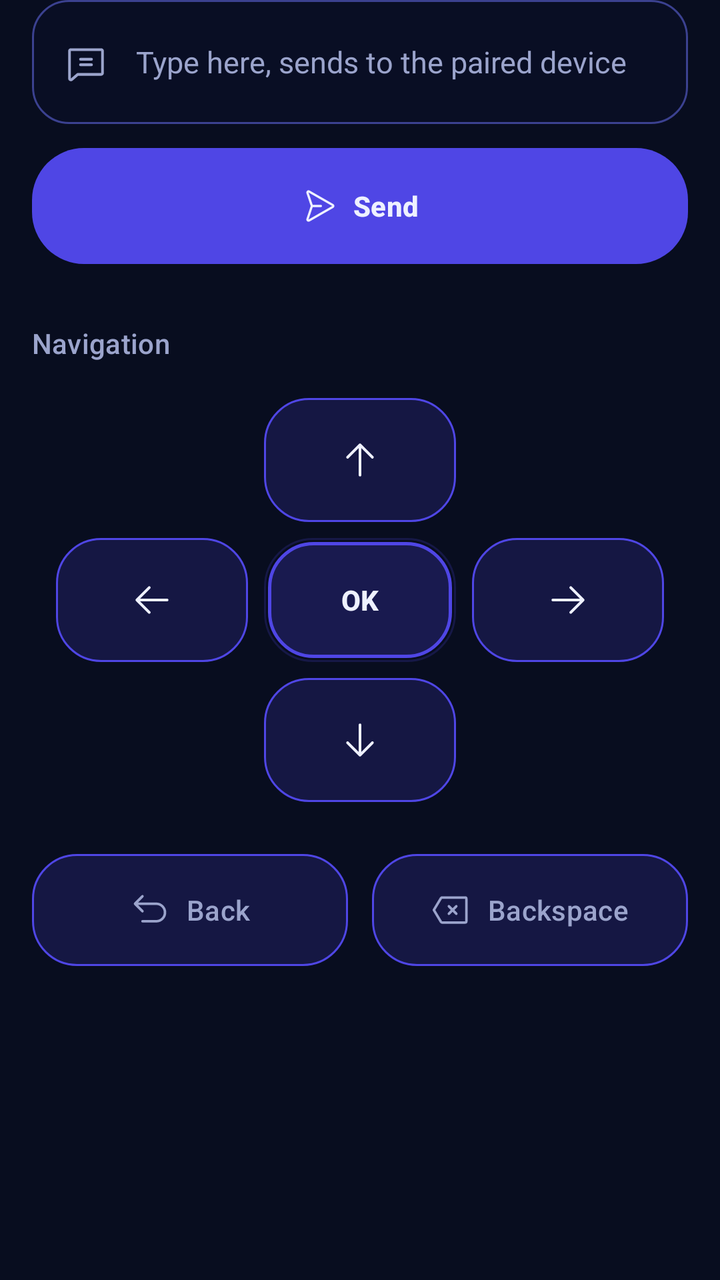
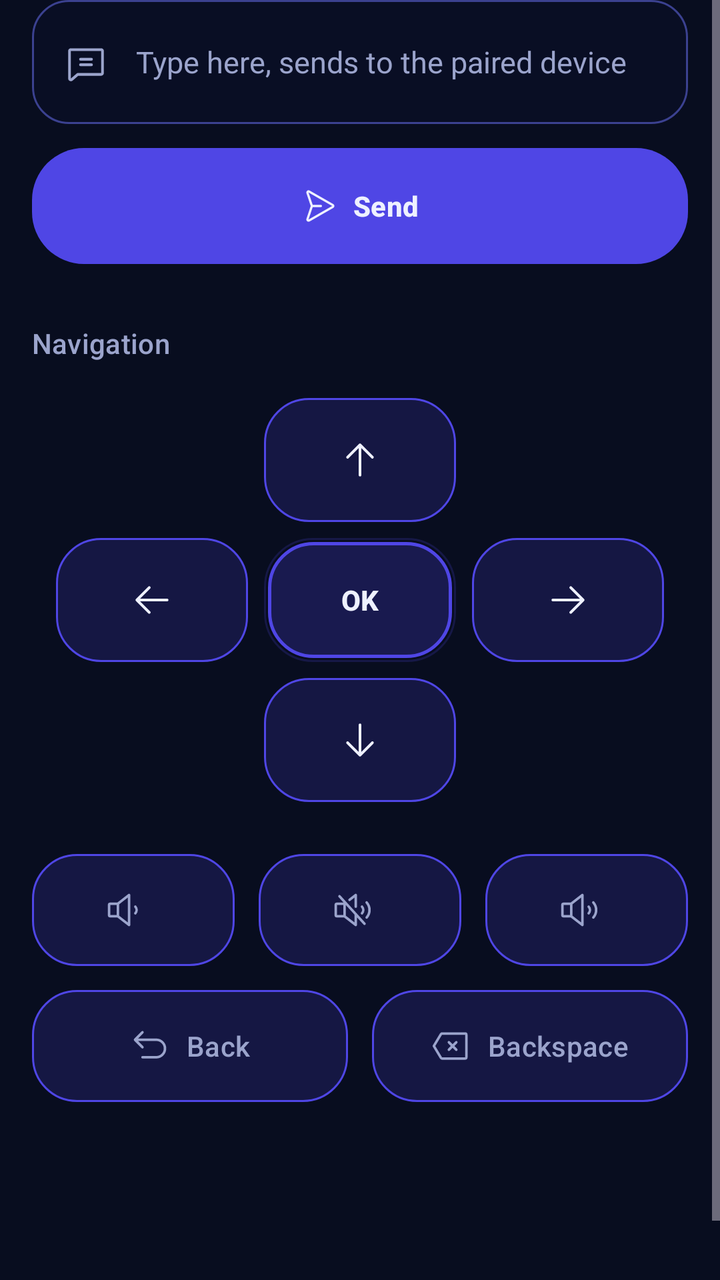

The first picture is an Android layout as it rendered before a commit; the second is the same layout after the commit. The layout source and the unified diff follow.
<!-- AndroidManifest.xml: application theme Theme.BeamPad -->
<!-- res/layout/fragment_keyboard.xml -->
<?xml version="1.0" encoding="utf-8"?>
<ScrollView xmlns:android="http://schemas.android.com/apk/res/android"
    xmlns:app="http://schemas.android.com/apk/res-auto"
    android:layout_width="match_parent"
    android:layout_height="match_parent"
    android:fillViewport="true">

    <LinearLayout
        android:layout_width="match_parent"
        android:layout_height="wrap_content"
        android:orientation="vertical"
        android:paddingStart="16dp"
        android:paddingEnd="16dp"
        android:paddingBottom="120dp">

        <LinearLayout
            android:id="@+id/inputRow"
            android:layout_width="match_parent"
            android:layout_height="62dp"
            android:background="@drawable/bg_input"
            android:orientation="horizontal"
            android:gravity="center_vertical"
            android:paddingStart="16dp"
            android:paddingEnd="16dp">

            <ImageView
                android:layout_width="22dp"
                android:layout_height="22dp"
                android:layout_marginEnd="14dp"
                android:src="@drawable/ic_chat_text"
                app:tint="@color/bp_text_dim"
                android:contentDescription="@null" />

            <EditText
                android:id="@+id/input"
                android:layout_width="match_parent"
                android:layout_height="match_parent"
                android:background="@null"
                android:hint="@string/keyboard_hint"
                android:imeOptions="actionSend"
                android:inputType="text"
                android:maxLines="1"
                android:textColor="@color/bp_text"
                android:textColorHint="@color/bp_text_dim"
                android:textSize="15sp"
                android:importantForAutofill="no" />
        </LinearLayout>

        <com.google.android.material.button.MaterialButton
            android:id="@+id/send"
            android:layout_width="match_parent"
            android:layout_height="58dp"
            android:layout_marginTop="12dp"
            android:background="@drawable/bg_send"
            android:backgroundTint="@null"
            android:insetTop="0dp"
            android:insetBottom="0dp"
            android:text="@string/keyboard_send"
            android:textStyle="bold"
            android:textColor="@color/bp_text"
            app:icon="@drawable/ic_paper_plane_right"
            app:iconGravity="textStart"
            app:iconTint="@color/bp_text"
            app:cornerRadius="26dp" />

        <TextView
            android:layout_width="wrap_content"
            android:layout_height="wrap_content"
            android:layout_marginTop="30dp"
            android:text="@string/keyboard_navigation"
            android:textAppearance="?attr/textAppearanceLabelLarge"
            android:textColor="@color/bp_text_dim" />

        <LinearLayout
            android:layout_width="match_parent"
            android:layout_height="wrap_content"
            android:layout_marginTop="18dp"
            android:orientation="vertical"
            android:gravity="center">

            <com.google.android.material.button.MaterialButton
                android:id="@+id/up"
                style="@style/DpadKey"
                app:icon="@drawable/ic_arrow_up" />

            <LinearLayout
                android:layout_width="wrap_content"
                android:layout_height="wrap_content"
                android:layout_marginTop="8dp"
                android:orientation="horizontal">

                <com.google.android.material.button.MaterialButton
                    android:id="@+id/left"
                    style="@style/DpadKey"
                    app:icon="@drawable/ic_arrow_left" />

                <com.google.android.material.button.MaterialButton
                    android:id="@+id/enter"
                    style="@style/DpadKey"
                    android:layout_marginStart="8dp"
                    android:layout_marginEnd="8dp"
                    android:background="@drawable/bg_key_ok"
                    android:text="@string/key_ok"
                    android:textStyle="bold"
                    android:textColor="@color/bp_text" />

                <com.google.android.material.button.MaterialButton
                    android:id="@+id/right"
                    style="@style/DpadKey"
                    app:icon="@drawable/ic_arrow_right" />
            </LinearLayout>

            <com.google.android.material.button.MaterialButton
                android:id="@+id/down"
                style="@style/DpadKey"
                android:layout_marginTop="8dp"
                app:icon="@drawable/ic_arrow_down" />
        </LinearLayout>

        <LinearLayout
            android:layout_width="match_parent"
            android:layout_height="wrap_content"
            android:layout_marginTop="26dp"
            android:orientation="horizontal">

            <com.google.android.material.button.MaterialButton
                android:id="@+id/back"
                style="@style/WideKey"
                android:text="@string/key_back"
                app:icon="@drawable/ic_arrow_u_up_left" />

            <com.google.android.material.button.MaterialButton
                android:id="@+id/backspace"
                style="@style/WideKey"
                android:layout_marginStart="12dp"
                android:text="@string/key_backspace"
                app:icon="@drawable/ic_backspace" />
        </LinearLayout>
    </LinearLayout>
</ScrollView>
<!-- resources referenced by this layout -->
<resources>
  <color name="bp_text">#EEF1FF</color>
  <color name="bp_text_dim">#9BA4CC</color>
  <!-- drawable ic_arrow_down (drawable) -->
  <?xml version="1.0" encoding="utf-8"?>
  <vector xmlns:android="http://schemas.android.com/apk/res/android"
      android:width="24dp"
      android:height="24dp"
      android:viewportWidth="256"
      android:viewportHeight="256"
      android:tint="?attr/colorControlNormal">
      <path
          android:fillColor="@android:color/white"
          android:pathData="M205.66,149.66l-72,72a8,8,0,0,1-11.32,0l-72-72a8,8,0,0,1,11.32-11.32L120,196.69V40a8,8,0,0,1,16,0V196.69l58.34-58.35a8,8,0,0,1,11.32,11.32Z" />
  </vector>
  <string name="key_back">Back</string>
  <string name="key_backspace">Backspace</string>
  <string name="key_ok">OK</string>
  <string name="keyboard_hint">Type here, sends to the paired device</string>
  <string name="keyboard_navigation">Navigation</string>
  <string name="keyboard_send">Send</string>
  <color name="bp_accent_2">#7C6BFF</color>
  <color name="bp_stroke">#3B4190</color>
  <color name="bp_accent">#4F46E5</color>
  <color name="bp_surface">#141B3D</color>
  <color name="bp_surface_raised">#1B2350</color>
  <color name="bp_bg">#080D1F</color>
  <!-- unchanged entries left out for length: 14 -->
</resources>

<!-- the commit's change to res/layout/fragment_keyboard.xml (unified diff, before → after) -->
@@ -124,6 +124,30 @@
             android:orientation="horizontal">
 
             <com.google.android.material.button.MaterialButton
+                android:id="@+id/volDown"
+                style="@style/WideKey"
+                app:icon="@drawable/ic_speaker_low" />
+
+            <com.google.android.material.button.MaterialButton
+                android:id="@+id/mute"
+                style="@style/WideKey"
+                android:layout_marginStart="12dp"
+                app:icon="@drawable/ic_speaker_slash" />
+
+            <com.google.android.material.button.MaterialButton
+                android:id="@+id/volUp"
+                style="@style/WideKey"
+                android:layout_marginStart="12dp"
+                app:icon="@drawable/ic_speaker_high" />
+        </LinearLayout>
+
+        <LinearLayout
+            android:layout_width="match_parent"
+            android:layout_height="wrap_content"
+            android:layout_marginTop="12dp"
+            android:orientation="horizontal">
+
+            <com.google.android.material.button.MaterialButton
                 android:id="@+id/back"
                 style="@style/WideKey"
                 android:text="@string/key_back"
<!-- resource entries referenced after the edit -->
@@ -14,6 +14,42 @@
           android:fillColor="@android:color/white"
           android:pathData="M205.66,149.66l-72,72a8,8,0,0,1-11.32,0l-72-72a8,8,0,0,1,11.32-11.32L120,196.69V40a8,8,0,0,1,16,0V196.69l58.34-58.35a8,8,0,0,1,11.32,11.32Z" />
   </vector>
+  <!-- drawable ic_speaker_high (drawable) -->
+  <?xml version="1.0" encoding="utf-8"?>
+  <vector xmlns:android="http://schemas.android.com/apk/res/android"
+      android:width="24dp"
+      android:height="24dp"
+      android:viewportWidth="256"
+      android:viewportHeight="256"
+      android:tint="?attr/colorControlNormal">
+      <path
+          android:fillColor="@android:color/white"
+          android:pathData="M155.51,24.81a8,8,0,0,0-8.42.88L77.25,80H32A16,16,0,0,0,16,96v64a16,16,0,0,0,16,16H77.25l69.84,54.31A8,8,0,0,0,160,224V32A8,8,0,0,0,155.51,24.81ZM32,96H72v64H32ZM144,207.64,88,164.09V91.91l56-43.55Zm54-106.08a40,40,0,0,1,0,52.88,8,8,0,0,1-12-10.58,24,24,0,0,0,0-31.72,8,8,0,0,1,12-10.58ZM248,128a79.9,79.9,0,0,1-20.37,53.34,8,8,0,0,1-11.92-10.67,64,64,0,0,0,0-85.33,8,8,0,1,1,11.92-10.67A79.83,79.83,0,0,1,248,128Z" />
+  </vector>
+  <!-- drawable ic_speaker_low (drawable) -->
+  <?xml version="1.0" encoding="utf-8"?>
+  <vector xmlns:android="http://schemas.android.com/apk/res/android"
+      android:width="24dp"
+      android:height="24dp"
+      android:viewportWidth="256"
+      android:viewportHeight="256"
+      android:tint="?attr/colorControlNormal">
+      <path
+          android:fillColor="@android:color/white"
+          android:pathData="M155.51,24.81a8,8,0,0,0-8.42.88L77.25,80H32A16,16,0,0,0,16,96v64a16,16,0,0,0,16,16H77.25l69.84,54.31A8,8,0,0,0,160,224V32A8,8,0,0,0,155.51,24.81ZM32,96H72v64H32ZM144,207.64,88,164.09V91.91l56-43.55ZM208,128a39.93,39.93,0,0,1-10,26.46,8,8,0,0,1-12-10.58,24,24,0,0,0,0-31.72,8,8,0,1,1,12-10.58A40,40,0,0,1,208,128Z" />
+  </vector>
+  <!-- drawable ic_speaker_slash (drawable) -->
+  <?xml version="1.0" encoding="utf-8"?>
+  <vector xmlns:android="http://schemas.android.com/apk/res/android"
+      android:width="24dp"
+      android:height="24dp"
+      android:viewportWidth="256"
+      android:viewportHeight="256"
+      android:tint="?attr/colorControlNormal">
+      <path
+          android:fillColor="@android:color/white"
+          android:pathData="M53.92,34.62A8,8,0,1,0,42.08,45.38L73.55,80H32A16,16,0,0,0,16,96v64a16,16,0,0,0,16,16H77.25l69.84,54.31A8,8,0,0,0,160,224V175.09l42.08,46.29a8,8,0,1,0,11.84-10.76ZM32,96H72v64H32ZM144,207.64,88,164.09V95.89l56,61.6Zm42-63.77a24,24,0,0,0,0-31.72,8,8,0,1,1,12-10.57,40,40,0,0,1,0,52.88,8,8,0,0,1-12-10.59Zm-80.16-76a8,8,0,0,1,1.4-11.23l39.85-31A8,8,0,0,1,160,32v74.83a8,8,0,0,1-16,0V48.36l-26.94,21A8,8,0,0,1,105.84,67.91ZM248,128a79.9,79.9,0,0,1-20.37,53.34,8,8,0,0,1-11.92-10.67,64,64,0,0,0,0-85.33,8,8,0,1,1,11.92-10.67A79.83,79.83,0,0,1,248,128Z" />
+  </vector>
   <string name="key_back">Back</string>
   <string name="key_backspace">Backspace</string>
   <string name="key_ok">OK</string>
